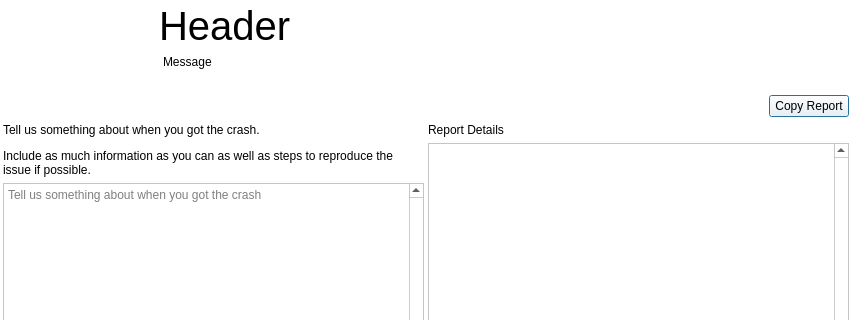
Qt form src/crashhandler/qgscrashdialog.ui (qgis/QGIS) before a commit; both pictures show x 0 to 852 and y 0 to 320 of the 852 by 640 pixel window.
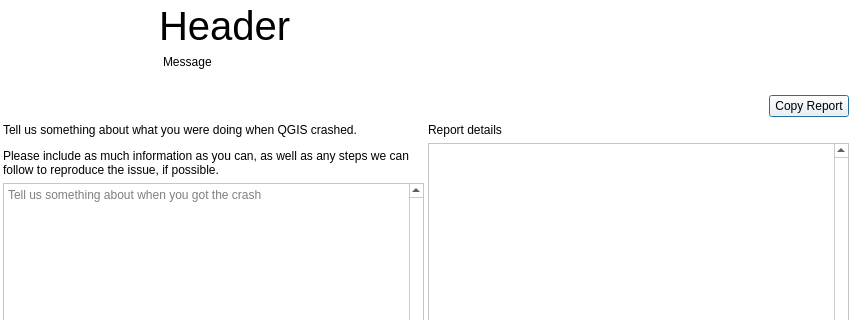
The same form after that commit. Icons and pictures are not drawn.

Commit message: Text improvements for crash handler dialog

```diff
--- a/src/crashhandler/qgscrashdialog.ui
+++ b/src/crashhandler/qgscrashdialog.ui
@@ -515,7 +515,7 @@
         <property name="orientation">
          <enum>Qt::Horizontal</enum>
         </property>
-        <widget class="QWidget" name="">
+        <widget class="QWidget" name="layoutWidget">
          <layout class="QVBoxLayout" name="verticalLayout_2" stretch="0,1">
           <property name="leftMargin">
            <number>0</number>
@@ -526,7 +526,7 @@
           <item>
            <widget class="QLabel" name="label">
             <property name="text">
-             <string>&lt;html&gt;&lt;head/&gt;&lt;body&gt;&lt;p&gt;Tell us something about when you got the crash.&lt;/p&gt;&lt;p&gt;Include as much information as you can as well as steps to reproduce the issue if possible.&lt;/p&gt;&lt;/body&gt;&lt;/html&gt;</string>
+             <string>&lt;html&gt;&lt;head/&gt;&lt;body&gt;&lt;p&gt;Tell us something about what you were doing when QGIS crashed.&lt;/p&gt;&lt;p&gt;Please include as much information as you can, as well as any steps we can follow to reproduce the issue, if possible.&lt;/p&gt;&lt;/body&gt;&lt;/html&gt;</string>
             </property>
             <property name="wordWrap">
              <bool>true</bool>
@@ -554,7 +554,7 @@
           </item>
          </layout>
         </widget>
-        <widget class="QWidget" name="">
+        <widget class="QWidget" name="layoutWidget">
          <layout class="QVBoxLayout" name="verticalLayout_4">
           <item>
            <widget class="QLabel" name="label_3">
@@ -565,7 +565,7 @@
              </sizepolicy>
             </property>
             <property name="text">
-             <string>Report Details</string>
+             <string>Report details</string>
             </property>
             <property name="wordWrap">
              <bool>true</bool>
```
The commit also changes 1 other file.
